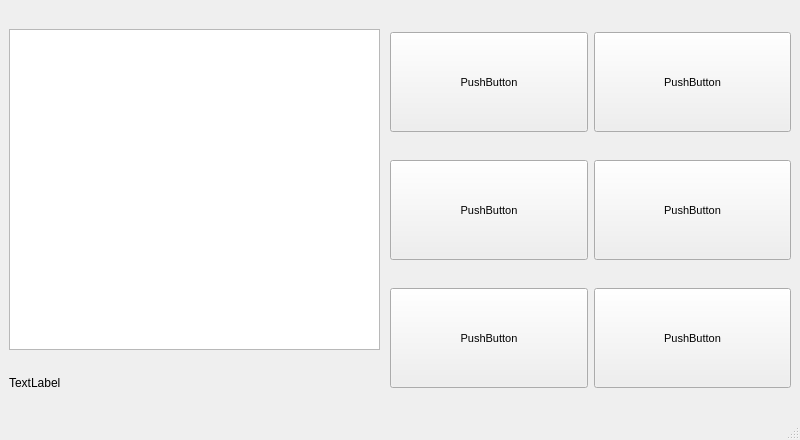
Before: the Qt Designer form exkayseedee.ui in hiemanshu/exkayseedee, drawn with Qt 5.
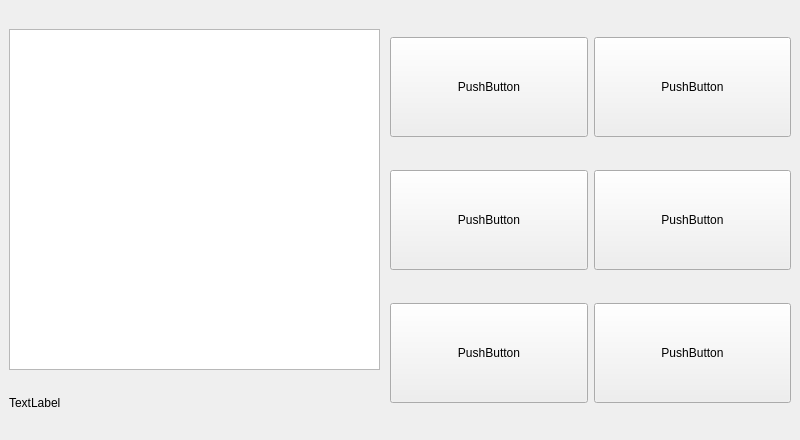
After: the same form once the commit is applied.

Commit message: Made some more fixing for the N900

```diff
--- a/exkayseedee.ui
+++ b/exkayseedee.ui
@@ -20,7 +20,7 @@
       <x>9</x>
       <y>9</y>
       <width>371</width>
-      <height>401</height>
+      <height>421</height>
      </rect>
     </property>
     <layout class="QVBoxLayout" name="verticalLayout">
@@ -81,7 +81,7 @@
       <x>390</x>
       <y>10</y>
       <width>401</width>
-      <height>401</height>
+      <height>421</height>
      </rect>
     </property>
     <layout class="QGridLayout" name="gridLayout">
@@ -95,7 +95,7 @@
        </property>
        <property name="font">
         <font>
-         <pointsize>8</pointsize>
+         <pointsize>9</pointsize>
         </font>
        </property>
        <property name="text">
@@ -113,7 +113,7 @@
        </property>
        <property name="font">
         <font>
-         <pointsize>8</pointsize>
+         <pointsize>9</pointsize>
         </font>
        </property>
        <property name="text">
@@ -131,7 +131,7 @@
        </property>
        <property name="font">
         <font>
-         <pointsize>8</pointsize>
+         <pointsize>9</pointsize>
         </font>
        </property>
        <property name="text">
@@ -149,7 +149,7 @@
        </property>
        <property name="font">
         <font>
-         <pointsize>8</pointsize>
+         <pointsize>9</pointsize>
         </font>
        </property>
        <property name="text">
@@ -167,7 +167,7 @@
        </property>
        <property name="font">
         <font>
-         <pointsize>8</pointsize>
+         <pointsize>9</pointsize>
         </font>
        </property>
        <property name="text">
@@ -185,7 +185,7 @@
        </property>
        <property name="font">
         <font>
-         <pointsize>8</pointsize>
+         <pointsize>9</pointsize>
         </font>
        </property>
        <property name="text">
@@ -196,7 +196,6 @@
     </layout>
    </widget>
   </widget>
-  <widget class="QStatusBar" name="statusbar"/>
  </widget>
  <resources/>
  <connections/>
```
The commit also changes 1 other file.
